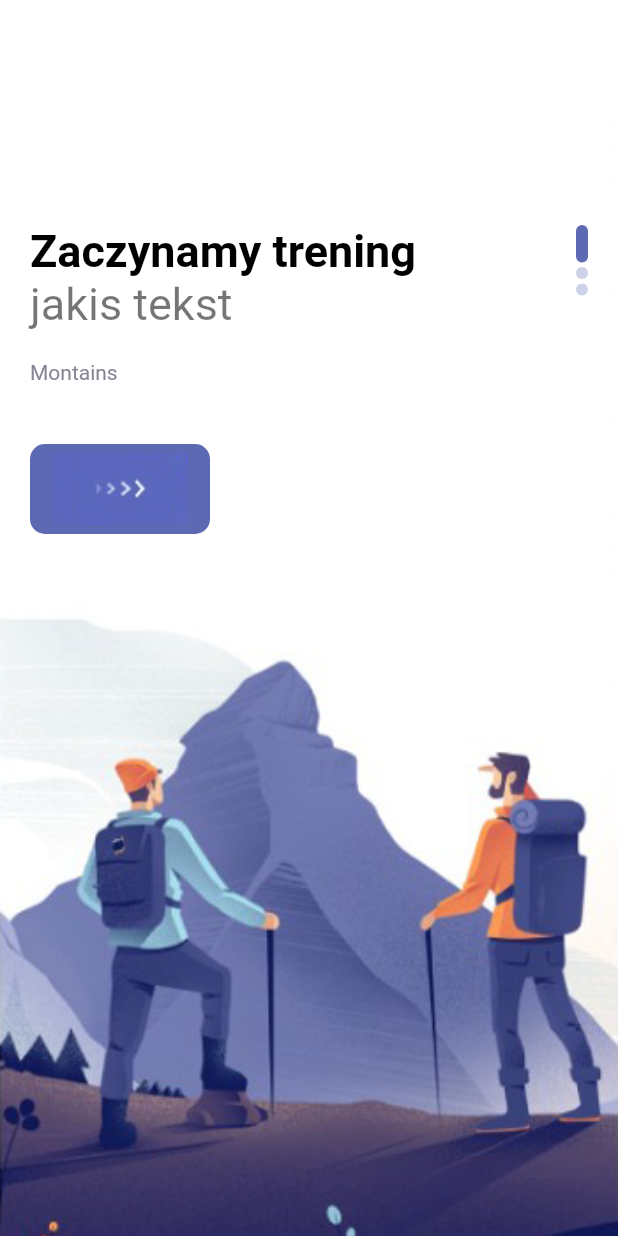
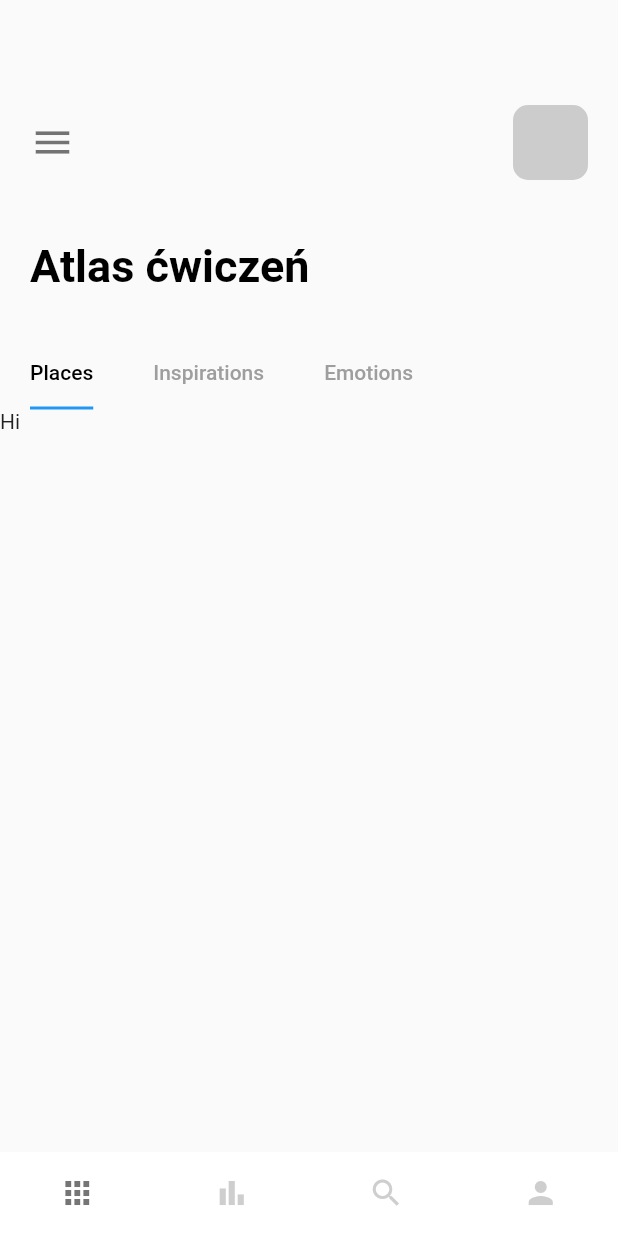
Before and after one commit to Miky-X/flutter_app_gym, a Flutter app: the screen it shows after launch, on a phone screen of 412 x 824 dp. Run offline on Flutter 3.47's test engine with Material 2 defaults, Android fonts, the phone set to English and light mode, and no system bars.

Commit message:
Add navpages

```diff
--- a/lib/main.dart
+++ b/lib/main.dart
@@ -1,4 +1,5 @@
 import 'package:flutter/material.dart';
+import 'package:flutter_cubit/pages/navpages/main_page.dart';
 import 'package:flutter_cubit/pages/welcome_page.dart';
 
 void main() {
@@ -17,6 +18,6 @@ class MyApp extends StatelessWidget {
         theme: ThemeData(
           primarySwatch: Colors.blue,
         ),
-        home: WelcomePage());
+        home: const MainPage());
   }
 }
--- a/lib/misc/colors.dart
+++ b/lib/misc/colors.dart
@@ -1,11 +1,11 @@
 import 'dart:ui';
 
-class AppColors{
-  static final Color textColor1= Color(0xFF989acd);
-  static final Color textColor2 = Color(0xFF878593);
-  static final Color bigTextColor=Color(0xFF2e2e31);
-  static final Color mainColor= Color(0xFF5d69b3);
-  static final Color starColor = Color(0xFFe7bb4e);
-  static final Color mainTextColor = Color(0xFFababad);
-  static final Color buttonBackground = Color(0xFFf1f1f9);
+class AppColors {
+  static const Color textColor1 = Color(0xFF989acd);
+  static const Color textColor2 = Color(0xFF878593);
+  static const Color bigTextColor = Color(0xFF2e2e31);
+  static const Color mainColor = Color(0xFF5d69b3);
+  static const Color starColor = Color(0xFFe7bb4e);
+  static const Color mainTextColor = Color(0xFFababad);
+  static const Color buttonBackground = Color(0xFFf1f1f9);
 }
--- /dev/null
+++ b/lib/pages/navpages/bar_item_page.dart
@@ -0,0 +1,13 @@
+import 'package:flutter/cupertino.dart';
+
+class BarItemPage extends StatelessWidget {
+  const BarItemPage({Key? key}) : super(key: key);
+
+  @override
+  Widget build(BuildContext context) {
+    return Container(
+        child: Center(
+      child: Text("Bar Item Page"),
+    ));
+  }
+}
--- /dev/null
+++ b/lib/pages/navpages/home_page.dart
@@ -0,0 +1,81 @@
+import 'package:flutter/cupertino.dart';
+import 'package:flutter/material.dart';
+import 'package:flutter_cubit/misc/colors.dart';
+import 'package:flutter_cubit/widgets/app_large_text.dart';
+
+class HomePage extends StatefulWidget {
+  const HomePage({Key? key}) : super(key: key);
+
+  @override
+  _HomePageState createState() => _HomePageState();
+}
+
+class _HomePageState extends State<HomePage> with TickerProviderStateMixin {
+  @override
+  Widget build(BuildContext context) {
+    TabController _tabController = TabController(length: 3, vsync: this);
+    return Scaffold(
+      body: Column(
+        crossAxisAlignment: CrossAxisAlignment.start,
+        children: [
+          //menu text
+          Container(
+            padding: const EdgeInsets.only(top: 70, left: 20),
+            child: Row(
+              children: [
+                Icon(Icons.menu, size: 30, color: Colors.black54),
+                Expanded(child: Container()),
+                Container(
+                  margin: const EdgeInsets.only(right: 20),
+                  width: 50,
+                  height: 50,
+                  decoration: BoxDecoration(
+                    borderRadius: BorderRadius.circular(10),
+                    color: Colors.grey.withOpacity(0.5),
+                  ),
+                )
+              ],
+            ),
+          ),
+          SizedBox(
+            height: 40,
+          ),
+          //atlas text
+          Container(
+            margin: const EdgeInsets.only(left: 20),
+            child: AppLargeText(text: "Atlas ćwiczeń"),
+          ),
+          SizedBox(
+            height: 30,
+          ),
+          //tabbar
+          Container(
+            child: Align(
+              alignment: Alignment.centerLeft,
+              child: TabBar(
+                  labelPadding: const EdgeInsets.only(left: 20, right: 20),
+                  controller: _tabController,
+                  labelColor: Colors.black,
+                  unselectedLabelColor: Colors.grey,
+                  isScrollable: true,
+                  indicatorSize: TabBarIndicatorSize.label,
+                  tabs: [
+                    Tab(text: "Places"),
+                    Tab(text: "Inspirations"),
+                    Tab(text: "Emotions"),
+                  ]),
+            ),
+          ),
+          Container(
+            height: 300,
+            width: double.maxFinite,
+            child: TabBarView(
+              controller: _tabController,
+              children: [Text("Hi"), Text("There"), Text("Bye")],
+            ),
+          )
+        ],
+      ),
+    );
+  }
+}
--- /dev/null
+++ b/lib/pages/navpages/main_page.dart
@@ -0,0 +1,52 @@
+import 'package:flutter/cupertino.dart';
+import 'package:flutter/material.dart';
+import 'package:flutter_cubit/pages/navpages/bar_item_page.dart';
+import 'package:flutter_cubit/pages/navpages/home_page.dart';
+import 'package:flutter_cubit/pages/navpages/my_page.dart';
+import 'package:flutter_cubit/pages/navpages/search_page.dart';
+
+class MainPage extends StatefulWidget {
+  const MainPage({Key? key}) : super(key: key);
+
+  @override
+  _MainPageState createState() => _MainPageState();
+}
+
+class _MainPageState extends State<MainPage> {
+  List pages = [HomePage(), BarItemPage(), SearchPage(), MyPage()];
+  int currentIndex = 0;
+  void onTap(int index) {
+    setState(() {
+      currentIndex = index;
+    });
+  }
+
+  @override
+  Widget build(BuildContext context) {
+    return Scaffold(
+      backgroundColor: Colors.white,
+      body: pages[currentIndex],
+      bottomNavigationBar: BottomNavigationBar(
+          unselectedFontSize: 0,
+          selectedFontSize: 0,
+          type: BottomNavigationBarType.fixed,
+          backgroundColor: Colors.white,
+          onTap: onTap,
+          currentIndex: currentIndex,
+          selectedItemColor: Colors.black54,
+          unselectedItemColor: Colors.grey.withOpacity(0.5),
+          showSelectedLabels: false,
+          showUnselectedLabels: false,
+          elevation: 0,
+          items: [
+            BottomNavigationBarItem(
+                icon: Icon(Icons.apps_outlined), label: ("Home")),
+            BottomNavigationBarItem(
+                icon: Icon(Icons.bar_chart_sharp), label: ("Bar")),
+            BottomNavigationBarItem(
+                icon: Icon(Icons.search), label: ("Search")),
+            BottomNavigationBarItem(icon: Icon(Icons.person), label: ("My")),
+          ]),
+    );
+  }
+}
--- /dev/null
+++ b/lib/pages/navpages/my_page.dart
@@ -0,0 +1,13 @@
+import 'package:flutter/cupertino.dart';
+
+class MyPage extends StatelessWidget {
+  const MyPage({Key? key}) : super(key: key);
+
+  @override
+  Widget build(BuildContext context) {
+    return Container(
+        child: Center(
+      child: Text("My Page"),
+    ));
+  }
+}
--- /dev/null
+++ b/lib/pages/navpages/search_page.dart
@@ -0,0 +1,13 @@
+import 'package:flutter/cupertino.dart';
+
+class SearchPage extends StatelessWidget {
+  const SearchPage({Key? key}) : super(key: key);
+
+  @override
+  Widget build(BuildContext context) {
+    return Container(
+        child: Center(
+      child: Text("Serch Page"),
+    ));
+  }
+}
--- a/lib/pages/welcome_page.dart
+++ b/lib/pages/welcome_page.dart
@@ -1,5 +1,4 @@
 import 'package:flutter/material.dart';
-import 'package:flutter/rendering.dart';
 import 'package:flutter_cubit/misc/colors.dart';
 import 'package:flutter_cubit/widgets/app_large_text.dart';
 import 'package:flutter_cubit/widgets/app_text.dart';
@@ -16,7 +15,7 @@ class _WelcomePageState extends State<WelcomePage> {
   List images = [
     "welcome-one.png",
     "welcome-two.png",
-    "welcome-tree.png",
+    "welcome-three.png",
   ];
   @override
   Widget build(BuildContext context) {
@@ -42,21 +41,22 @@ class _WelcomePageState extends State<WelcomePage> {
                       children: [
                         AppLargeText(text: "Zaczynamy trening"),
                         AppText(
-                          text: "jakis tekst",
+                          text: "Zarządzaj",
                           size: 30,
                         ),
-                        SizedBox(
+                        const SizedBox(
                           height: 20,
                         ),
-                        Container(
+                        SizedBox(
                           width: 250,
                           child: AppText(
-                            text: "Montains",
+                            text:
+                                "Zarządzaj swoją aktywnością w prosty i wydajny sposób",
                             color: AppColors.textColor2,
                             size: 14,
                           ),
                         ),
-                        SizedBox(
+                        const SizedBox(
                           height: 40,
                         ),
                         ResponsiveButton(
--- a/lib/widgets/app_large_text.dart
+++ b/lib/widgets/app_large_text.dart
@@ -1,6 +1,6 @@
-import 'package:flutter/cupertino.dart';
 import 'package:flutter/material.dart';
 
+// ignore: must_be_immutable
 class AppLargeText extends StatelessWidget {
   double size;
   final String text;
--- a/lib/widgets/app_text.dart
+++ b/lib/widgets/app_text.dart
@@ -1,6 +1,6 @@
-import 'package:flutter/cupertino.dart';
 import 'package:flutter/material.dart';
 
+// ignore: must_be_immutable
 class AppText extends StatelessWidget {
   double size;
   final String text;
--- a/lib/widgets/responsive_button.dart
+++ b/lib/widgets/responsive_button.dart
@@ -1,6 +1,7 @@
 import 'package:flutter/cupertino.dart';
 import 'package:flutter_cubit/misc/colors.dart';
 
+// ignore: must_be_immutable
 class ResponsiveButton extends StatelessWidget {
   bool? isResponsive;
   double? width;
--- a/pubspec.yaml
+++ b/pubspec.yaml
@@ -34,6 +34,7 @@ dependencies:
   # The following adds the Cupertino Icons font to your application.
   # Use with the CupertinoIcons class for iOS style icons.
   cupertino_icons: ^1.0.2
+  container_tab_indicator: ^0.3.0
 
 dev_dependencies:
   flutter_test:
```
Also changed, not shown: pubspec.lock.
